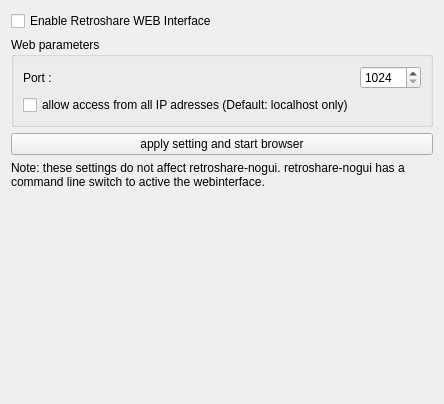
Qt form retroshare-gui/src/gui/settings/WebuiPage.ui (RetroShare/RetroShare) before a commit.
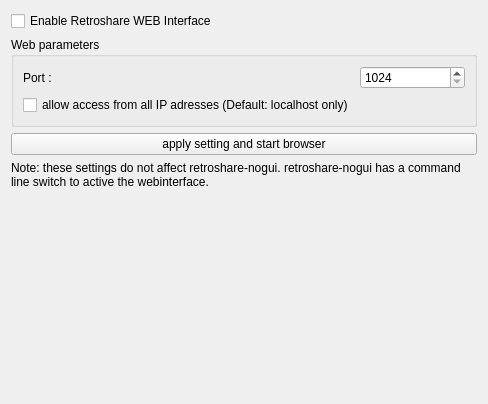
The same form after that commit.

The edit to the form file:
```diff
--- a/retroshare-gui/src/gui/settings/WebuiPage.ui
+++ b/retroshare-gui/src/gui/settings/WebuiPage.ui
@@ -6,14 +6,14 @@
    <rect>
     <x>0</x>
     <y>0</y>
-    <width>442</width>
+    <width>488</width>
     <height>404</height>
    </rect>
   </property>
   <property name="windowTitle">
    <string>Form</string>
   </property>
-  <layout class="QVBoxLayout" name="verticalLayout">
+  <layout class="QVBoxLayout">
    <item>
     <widget class="QCheckBox" name="enableWebUI_CB">
      <property name="text">
@@ -65,7 +65,7 @@
     </widget>
    </item>
    <item>
-    <widget class="QLabel" name="label">
+    <widget class="QLabel" name="noteLabel">
      <property name="text">
       <string>Note: these settings do not affect retroshare-nogui. retroshare-nogui has a command line switch to active the webinterface.</string>
      </property>
@@ -75,7 +75,7 @@
     </widget>
    </item>
    <item>
-    <spacer name="verticalSpacer">
+    <spacer name="mainVSpacer">
      <property name="orientation">
       <enum>Qt::Vertical</enum>
      </property>
```
Left out of the diff: 4 changed lines with no effect on the pictures.
